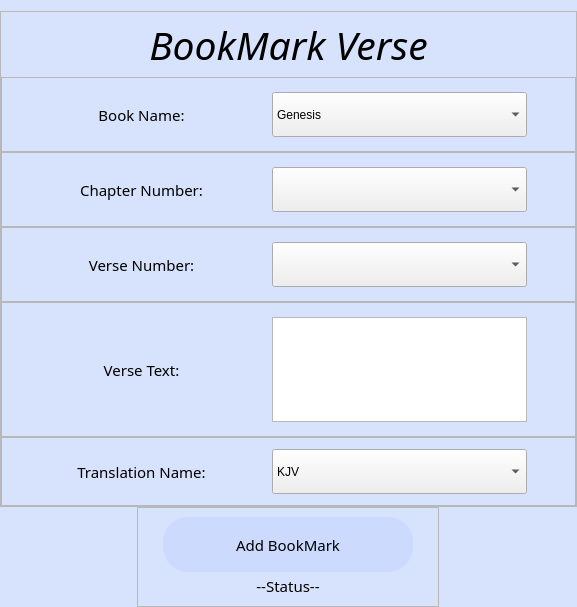
Christo77793/The-Living-Word, file UI/BookMark Popup.ui: the form before one commit.
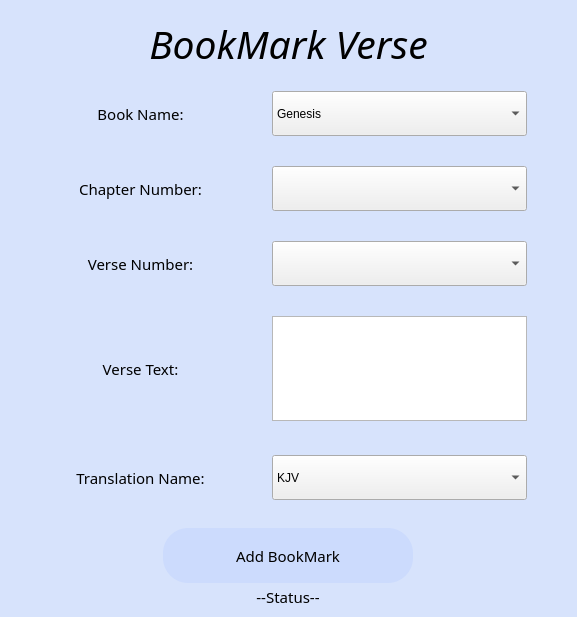
The form after the commit.

```diff
--- a/UI/BookMark Popup.ui
+++ b/UI/BookMark Popup.ui
@@ -7,7 +7,7 @@
     <x>0</x>
     <y>0</y>
     <width>577</width>
-    <height>607</height>
+    <height>617</height>
    </rect>
   </property>
   <property name="windowTitle">
@@ -45,10 +45,10 @@
        <string notr="true"/>
       </property>
       <property name="frameShape">
-       <enum>QFrame::StyledPanel</enum>
+       <enum>QFrame::NoFrame</enum>
       </property>
       <property name="frameShadow">
-       <enum>QFrame::Raised</enum>
+       <enum>QFrame::Plain</enum>
       </property>
       <layout class="QVBoxLayout" name="verticalLayout_2">
        <property name="spacing">
@@ -118,10 +118,10 @@
           <string notr="true"/>
          </property>
          <property name="frameShape">
-          <enum>QFrame::StyledPanel</enum>
+          <enum>QFrame::NoFrame</enum>
          </property>
          <property name="frameShadow">
-          <enum>QFrame::Raised</enum>
+          <enum>QFrame::Plain</enum>
          </property>
          <layout class="QHBoxLayout" name="horizontalLayout">
           <property name="spacing">
@@ -539,10 +539,10 @@
           <string notr="true"/>
          </property>
          <property name="frameShape">
-          <enum>QFrame::StyledPanel</enum>
+          <enum>QFrame::NoFrame</enum>
          </property>
          <property name="frameShadow">
-          <enum>QFrame::Raised</enum>
+          <enum>QFrame::Plain</enum>
          </property>
          <layout class="QHBoxLayout" name="horizontalLayout_2">
           <property name="spacing">
@@ -627,10 +627,10 @@
           <string notr="true"/>
          </property>
          <property name="frameShape">
-          <enum>QFrame::StyledPanel</enum>
+          <enum>QFrame::NoFrame</enum>
          </property>
          <property name="frameShadow">
-          <enum>QFrame::Raised</enum>
+          <enum>QFrame::Plain</enum>
          </property>
          <layout class="QHBoxLayout" name="horizontalLayout_3">
           <property name="spacing">
@@ -704,10 +704,10 @@
           <string notr="true"/>
          </property>
          <property name="frameShape">
-          <enum>QFrame::StyledPanel</enum>
+          <enum>QFrame::NoFrame</enum>
          </property>
          <property name="frameShadow">
-          <enum>QFrame::Raised</enum>
+          <enum>QFrame::Plain</enum>
          </property>
          <layout class="QHBoxLayout" name="horizontalLayout_4">
           <property name="spacing">
@@ -774,10 +774,10 @@
        <item>
         <widget class="QFrame" name="translation_name_frame">
          <property name="frameShape">
-          <enum>QFrame::StyledPanel</enum>
+          <enum>QFrame::NoFrame</enum>
          </property>
          <property name="frameShadow">
-          <enum>QFrame::Raised</enum>
+          <enum>QFrame::Plain</enum>
          </property>
          <layout class="QHBoxLayout" name="horizontalLayout_5">
           <property name="spacing">
@@ -897,10 +897,10 @@
 }</string>
       </property>
       <property name="frameShape">
-       <enum>QFrame::StyledPanel</enum>
+       <enum>QFrame::NoFrame</enum>
       </property>
       <property name="frameShadow">
-       <enum>QFrame::Raised</enum>
+       <enum>QFrame::Plain</enum>
       </property>
       <layout class="QVBoxLayout" name="verticalLayout_3">
        <property name="spacing">
```
